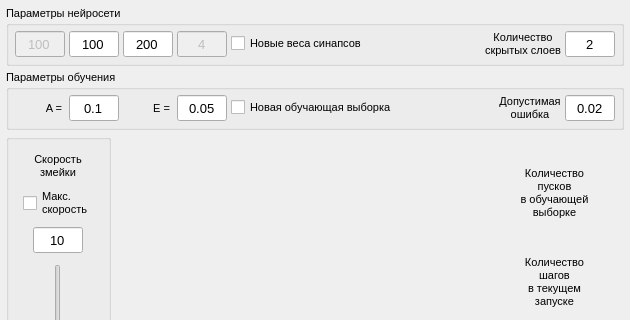
Above: smartSnake/resources/MainWindow.ui from Max-Azarov/neuralNetSnake before the change; both pictures show x 0 to 630 and y 0 to 320 of the 630 by 691 pixel window. Below: the same form after it.
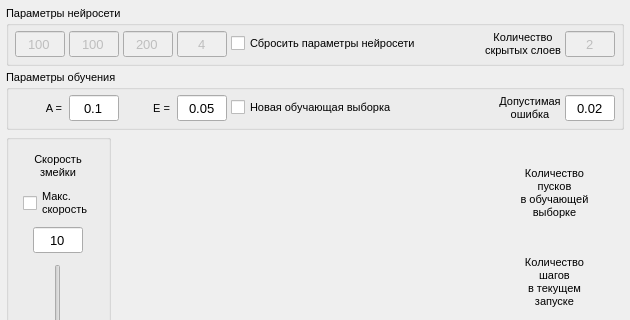
That is the form after the change. Custom widgets are drawn as their Qt base class.

What changed in the file:
```diff
--- a/smartSnake/resources/MainWindow.ui
+++ b/smartSnake/resources/MainWindow.ui
@@ -159,6 +159,9 @@
        </item>
        <item>
         <widget class="QLineEdit" name="leNum1HiddenNN">
+         <property name="enabled">
+          <bool>false</bool>
+         </property>
          <property name="minimumSize">
           <size>
            <width>50</width>
@@ -191,6 +194,9 @@
        </item>
        <item>
         <widget class="QLineEdit" name="leNum2HiddenNN">
+         <property name="enabled">
+          <bool>false</bool>
+         </property>
          <property name="minimumSize">
           <size>
            <width>50</width>
@@ -274,7 +280,7 @@
           <string>Do need to assign new random weights to synapses</string>
          </property>
          <property name="text">
-          <string>Новые веса синапсов</string>
+          <string>Сбросить параметры нейросети</string>
          </property>
         </widget>
        </item>
@@ -341,6 +347,9 @@
        </item>
        <item>
         <widget class="QLineEdit" name="leNumOfHiddenLayersNN">
+         <property name="enabled">
+          <bool>false</bool>
+         </property>
          <property name="minimumSize">
           <size>
            <width>50</width>
```
